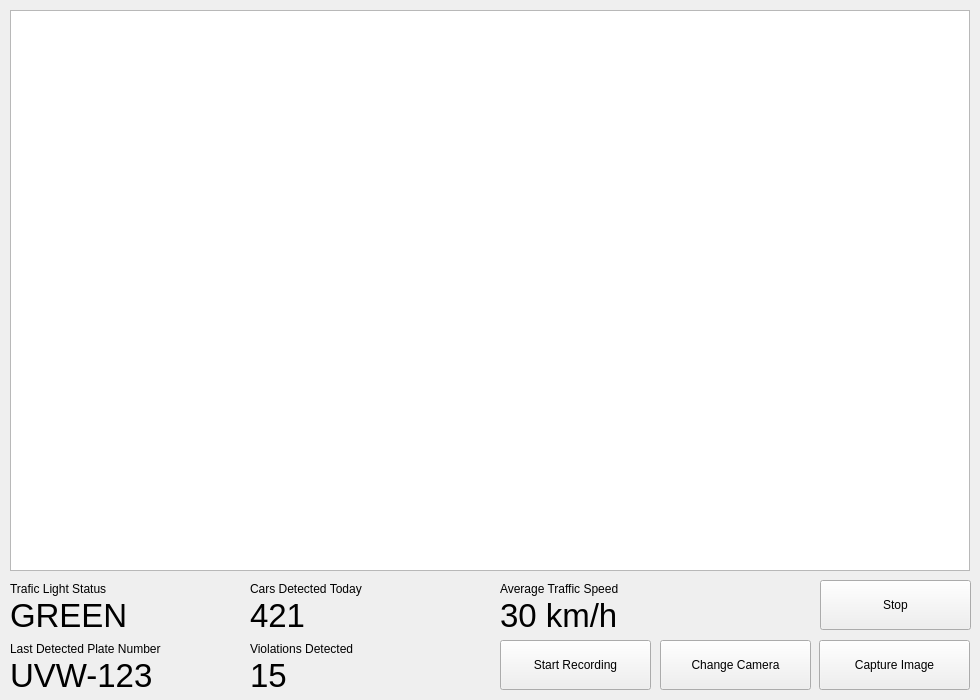
Qt form user_interface/DetectionView.ui (laureanray/traffic-violation-detection-system-final) before a commit.
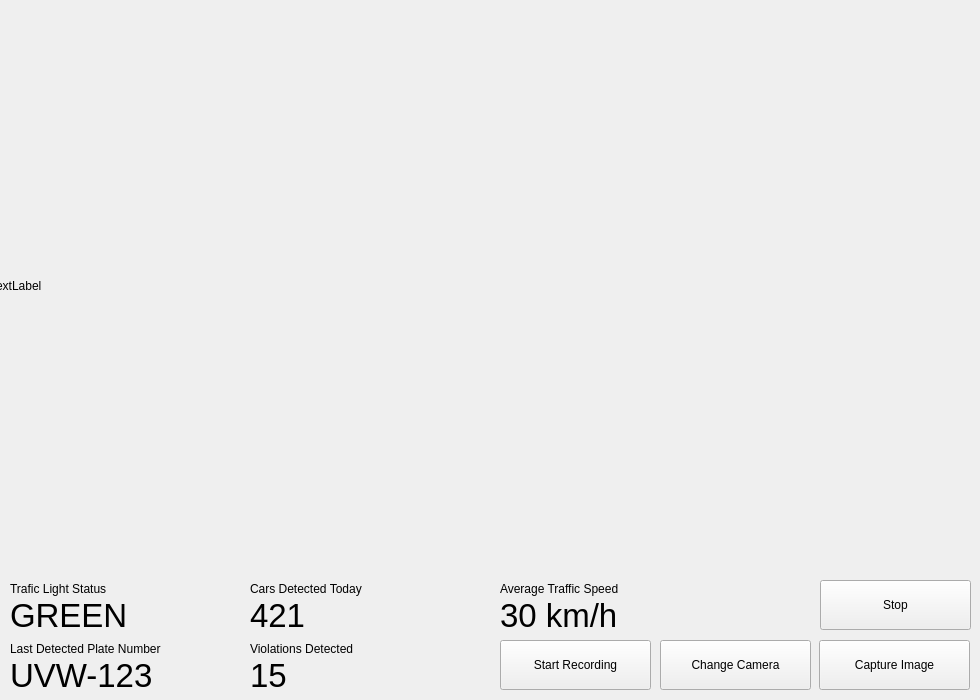
The same form after that commit.

Commit message: Added config window

```diff
--- a/user_interface/DetectionView.ui
+++ b/user_interface/DetectionView.ui
@@ -13,16 +13,6 @@
   <property name="windowTitle">
    <string>Form</string>
   </property>
-  <widget class="QGraphicsView" name="imageView">
-   <property name="geometry">
-    <rect>
-     <x>10</x>
-     <y>10</y>
-     <width>960</width>
-     <height>561</height>
-    </rect>
-   </property>
-  </widget>
   <widget class="QLabel" name="label">
    <property name="geometry">
     <rect>
@@ -230,6 +220,19 @@
     <string>Stop</string>
    </property>
   </widget>
+  <widget class="QLabel" name="imageLabel">
+   <property name="geometry">
+    <rect>
+     <x>-10</x>
+     <y>0</y>
+     <width>1001</width>
+     <height>571</height>
+    </rect>
+   </property>
+   <property name="text">
+    <string>TextLabel</string>
+   </property>
+  </widget>
  </widget>
  <resources/>
  <connections/>
```
The commit also changes 2 other files.
